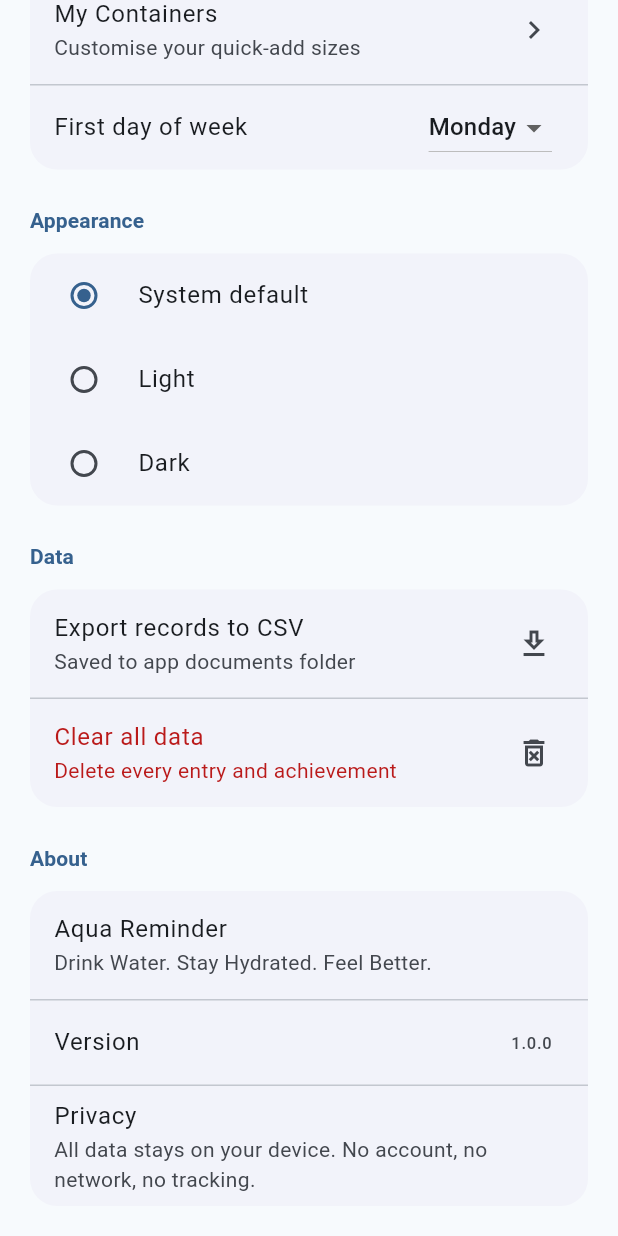
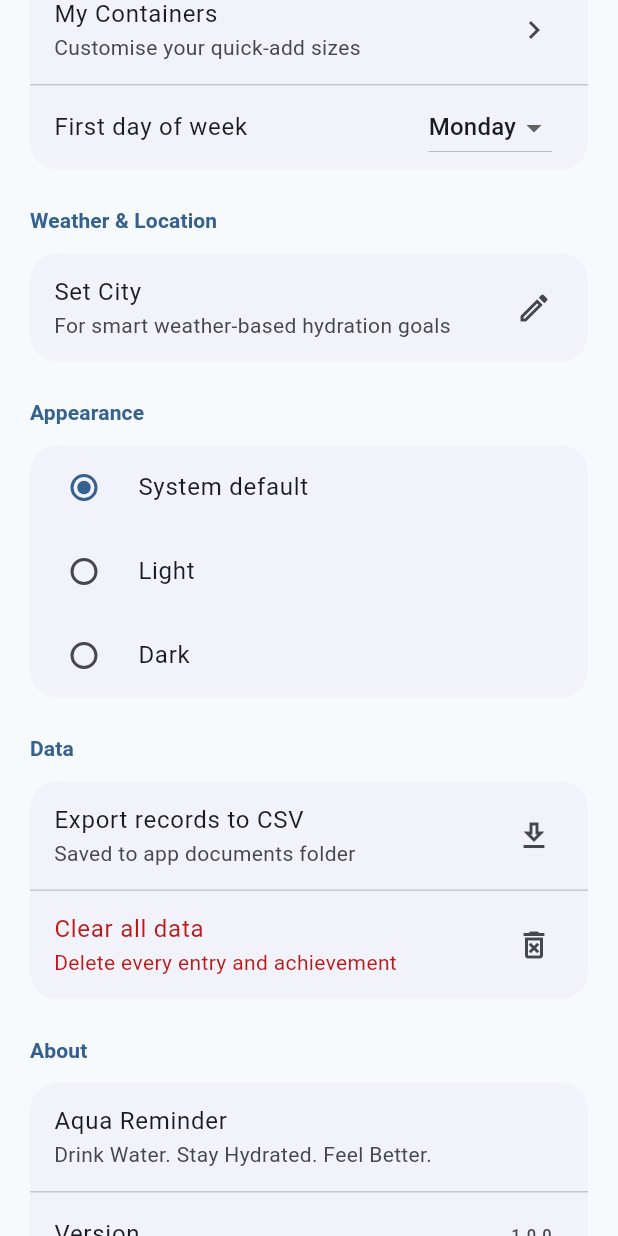
Before and after one commit to jit-d/Aqua, a Flutter app: the SettingsScreen widget shown alone on an empty page, opened directly, scrolled down 246 dp, on a phone screen of 412 x 824 dp. Run offline on Flutter 3.47's test engine with Material 3 defaults, Android fonts, the phone set to English and light mode, and no system bars; our stand-ins replace fl_chart, flutter_local_notifications, shared_preferences, sqflite, timezone; accounts and stored records are empty; network calls fail; statements that could not run were skipped.

Commit message:
Feature: Open-Meteo Weather Integration & Dynamic Goals

```diff
--- a/lib/providers/water_provider.dart
+++ b/lib/providers/water_provider.dart
@@ -3,6 +3,7 @@ import '../database/water_dao.dart';
 import '../database/goal_dao.dart';
 import '../models/water_entry.dart';
 import '../utils/date_utils.dart';
+import '../services/weather_service.dart';
 
 class WaterProvider with ChangeNotifier {
   final WaterDao _waterDao = WaterDao();
@@ -13,10 +14,16 @@ class WaterProvider with ChangeNotifier {
   int _todayTotal = 0;
   int _todayGoal = 2000;
   bool _loading = true;
+  int _weatherBonusMl = 0;
+  WeatherData? _weatherData;
+  final WeatherService _weatherService = WeatherService();
 
   List<WaterEntry> get todayEntries => _todayEntries;
   int get todayTotal => _todayTotal;
   int get todayGoal => _todayGoal;
+  int get weatherBonusMl => _weatherBonusMl;
+  WeatherData? get weatherData => _weatherData;
+  int get baseGoal => _todayGoal - _weatherBonusMl;
   bool get loading => _loading;
   double get progress =>
       _todayGoal == 0 ? 0 : (_todayTotal / _todayGoal).clamp(0.0, 1.0);
@@ -26,6 +33,7 @@ class WaterProvider with ChangeNotifier {
     _loading = true;
     notifyListeners();
     await _ensureGoalForToday();
+    await _updateWeather();
     await refresh();
     _loading = false;
     notifyListeners();
@@ -45,7 +53,8 @@ class WaterProvider with ChangeNotifier {
     _today = AppDateUtils.toLocalDateKey(DateTime.now());
     _todayEntries = await _waterDao.entriesForDate(_today);
     _todayTotal = await _waterDao.totalForDate(_today);
-    _todayGoal = await _goalDao.goalForDate(_today);
+    final base = await _goalDao.goalForDate(_today);
+    _todayGoal = base + _weatherBonusMl;
     notifyListeners();
   }
 
@@ -116,4 +125,38 @@ class WaterProvider with ChangeNotifier {
     return 'You\'re behind. Drink $drinksNeeded × $mlPerDrink ml before 10 PM to hit your goal.';
   }
 
+
+  Future<void> _updateWeather() async {
+    final data = await _weatherService.getWeather();
+    if (data == null) {
+      _weatherBonusMl = 0;
+      _weatherData = null;
+      return;
+    }
+    _weatherData = data;
+
+    // Calculate bonus based on temp and humidity
+    int bonus = 0;
+    if (data.maxTempC >= 35) {
+      bonus = 750;
+    } else if (data.maxTempC >= 30) {
+      bonus = 500;
+    } else if (data.maxTempC >= 25) {
+      bonus = 300;
+    }
+
+    if (data.avgHumidity >= 80) {
+      bonus += 200;
+    } else if (data.avgHumidity >= 65) {
+      bonus += 100;
+    }
+
+    _weatherBonusMl = bonus;
+  }
+
+  Future<void> refreshWeather() async {
+    await _updateWeather();
+    notifyListeners();
+  }
+
 }
--- a/lib/screens/home_screen.dart
+++ b/lib/screens/home_screen.dart
@@ -32,6 +32,38 @@ class HomeScreen extends StatelessWidget {
               style: Theme.of(context).textTheme.bodyMedium?.copyWith(
                   color: Theme.of(context).colorScheme.onSurfaceVariant)),
           const SizedBox(height: 24),
+          Consumer<WaterProvider>(
+            builder: (_, wp, __) {
+              if (wp.weatherData == null) return const SizedBox.shrink();
+              final isHot = wp.weatherBonusMl > 0;
+              return Card(
+                color: isHot ? Colors.orange.withValues(alpha: 0.15) : null,
+                child: Padding(
+                  padding: const EdgeInsets.all(12),
+                  child: Row(
+                    children: [
+                      Icon(isHot ? Icons.wb_sunny : Icons.cloud_outlined,
+                          color: isHot ? Colors.orange : Theme.of(context).colorScheme.primary),
+                      const SizedBox(width: 12),
+                      Expanded(
+                        child: Column(
+                          crossAxisAlignment: CrossAxisAlignment.start,
+                          children: [
+                            Text('${wp.weatherData!.city}: ${wp.weatherData!.maxTempC.round()}°C',
+                                style: const TextStyle(fontWeight: FontWeight.bold)),
+                            Text(isHot
+                                ? 'Hot day! Added +${wp.weatherBonusMl}ml to your goal.'
+                                : 'Comfortable weather. Keep to your base goal.',
+                                style: Theme.of(context).textTheme.bodySmall),
+                          ],
+                        ),
+                      ),
+                    ],
+                  ),
+                ),
+              );
+            },
+          ),
           Center(
             child: LivingTank(
               progress: wp.progress,
--- a/lib/screens/settings_screen.dart
+++ b/lib/screens/settings_screen.dart
@@ -5,6 +5,7 @@ import '../providers/achievement_provider.dart';
 import '../providers/settings_provider.dart';
 import '../providers/water_provider.dart';
 import '../services/export_service.dart';
+import '../services/weather_service.dart';
 import '../utils/app_constants.dart';
 import 'containers_screen.dart';
 
@@ -80,6 +81,52 @@ class SettingsScreen extends StatelessWidget {
             ],
           ),
         ),
+        const SizedBox(height: 16),
+
+        _SectionTitle('Weather & Location'),
+        Card(
+          child: Column(
+            children: [
+              ListTile(
+                title: const Text('Set City'),
+                subtitle: const Text('For smart weather-based hydration goals'),
+                trailing: const Icon(Icons.edit_outlined),
+                onTap: () async {
+                  final ws = WeatherService();
+                  final current = await ws.getCity();
+                  if (!context.mounted) return;
+                  final ctrl = TextEditingController(text: current);
+                  showDialog(
+                    context: context,
+                    builder: (ctx) => AlertDialog(
+                      title: const Text('Set your city'),
+                      content: TextField(
+                        controller: ctrl,
+                        decoration: const InputDecoration(hintText: 'e.g. London, Mumbai'),
+                      ),
+                      actions: [
+                        TextButton(onPressed: () => Navigator.pop(ctx), child: const Text('Cancel')),
+                        FilledButton(
+                          onPressed: () async {
+                            final city = ctrl.text.trim();
+                            if (city.isNotEmpty) {
+                              await ws.setCity(city);
+                              if (!context.mounted) return;
+                              Navigator.pop(ctx);
+                              context.read<WaterProvider>().refreshWeather();
+                            }
+                          },
+                          child: const Text('Save'),
+                        ),
+                      ],
+                    ),
+                  );
+                },
+              ),
+            ],
+          ),
+        ),
+
         const SizedBox(height: 16),
 
         _SectionTitle('Appearance'),
--- /dev/null
+++ b/lib/services/weather_service.dart
@@ -0,0 +1,121 @@
+import 'dart:convert';
+import 'package:http/http.dart' as http;
+import 'package:shared_preferences/shared_preferences.dart';
+
+class WeatherData {
+  final double maxTempC;
+  final double avgHumidity;
+  final DateTime fetchedAt;
+  final String city;
+
+  WeatherData({
+    required this.maxTempC,
+    required this.avgHumidity,
+    required this.fetchedAt,
+    required this.city,
+  });
+}
+
+class WeatherService {
+  static const _kCacheTime = 'weather_cache_time';
+  static const _kCacheTemp = 'weather_cache_temp';
+  static const _kCacheHumidity = 'weather_cache_humidity';
+  static const _kCityName = 'weather_city_name';
+
+  // 30 hours in milliseconds
+  static const int _maxOfflineHours = 30 * 60 * 60 * 1000;
+
+  Future<void> setCity(String city) async {
+    final p = await SharedPreferences.getInstance();
+    await p.setString(_kCityName, city);
+    // Clear cache to force a new fetch for the new city
+    await p.remove(_kCacheTime);
+  }
+
+  Future<String> getCity() async {
+    final p = await SharedPreferences.getInstance();
+    return p.getString(_kCityName) ?? 'London';
+  }
+
+  Future<WeatherData?> getWeather() async {
+    final p = await SharedPreferences.getInstance();
+    final city = await getCity();
+    final cachedTimeStr = p.getString(_kCacheTime);
+
+    if (cachedTimeStr != null) {
+      final cachedTime = DateTime.parse(cachedTimeStr);
+      final diff = DateTime.now().difference(cachedTime).inMilliseconds;
+
+      if (diff < _maxOfflineHours) {
+        // Use valid cache (within 30 hours)
+        return WeatherData(
+          maxTempC: p.getDouble(_kCacheTemp) ?? 20.0,
+          avgHumidity: p.getDouble(_kCacheHumidity) ?? 50.0,
+          fetchedAt: cachedTime,
+          city: city,
+        );
+      }
+    }
+
+    // Cache expired or missing — fetch new data
+    try {
+      return await _fetchFromApi(city);
+    } catch (e) {
+      // If offline, fallback to cache if it exists (even if expired)
+      // or return null to use default goal.
+      if (cachedTimeStr != null) {
+        return WeatherData(
+          maxTempC: p.getDouble(_kCacheTemp) ?? 20.0,
+          avgHumidity: p.getDouble(_kCacheHumidity) ?? 50.0,
+          fetchedAt: DateTime.parse(cachedTimeStr),
+          city: city,
+        );
+      }
+      return null;
+    }
+  }
+
+  Future<WeatherData> _fetchFromApi(String city) async {
+    // 1. Geocode the city to Lat/Lon
+    final geoUrl = Uri.parse(
+        'https://geocoding-api.open-meteo.com/v1/search?name=$city&count=1&language=en&format=json');
+    final geoRes = await http.get(geoUrl);
+    if (geoRes.statusCode != 200) throw Exception('Geocoding failed');
+
+    final geoData = json.decode(geoRes.body);
+    if (geoData['results'] == null || geoData['results'].isEmpty) {
+      throw Exception('City not found');
+    }
+    final lat = geoData['results'][0]['latitude'];
+    final lon = geoData['results'][0]['longitude'];
+
+    // 2. Fetch hourly weather
+    final weatherUrl = Uri.parse(
+        'https://api.open-meteo.com/v1/forecast?latitude=$lat&longitude=$lon&hourly=temperature_2m,relative_humidity_2m&forecast_days=2&timezone=auto');
+    final weatherRes = await http.get(weatherUrl);
+    if (weatherRes.statusCode != 200) throw Exception('Weather API failed');
+
+    final weatherData = json.decode(weatherRes.body);
+    final hourly = weatherData['hourly'];
+
+    // Get the max temp for today
+    final temps = List<double>.from(hourly['temperature_2m'].map((x) => (x as num).toDouble()));
+    final hums = List<double>.from(hourly['relative_humidity_2m'].map((x) => (x as num).toDouble()));
+
+    final maxTemp = temps.reduce((a, b) => a > b ? a : b);
+    final avgHumidity = hums.reduce((a, b) => a + b) / hums.length;
+
+    // 3. Save to cache
+    final p = await SharedPreferences.getInstance();
+    await p.setString(_kCacheTime, DateTime.now().toIso8601String());
+    await p.setDouble(_kCacheTemp, maxTemp);
+    await p.setDouble(_kCacheHumidity, avgHumidity);
+
+    return WeatherData(
+      maxTempC: maxTemp,
+      avgHumidity: avgHumidity,
+      fetchedAt: DateTime.now(),
+      city: city,
+    );
+  }
+}
--- a/pubspec.yaml
+++ b/pubspec.yaml
@@ -13,6 +13,7 @@ dependencies:
   sqflite: ^2.4.1
   path: ^1.9.0
   path_provider: ^2.1.5
+  http: ^1.2.2
   shared_preferences: ^2.3.3
   flutter_local_notifications: ^18.0.1
   timezone: ^0.10.0
```
Also changed, not shown: pubspec.lock.
